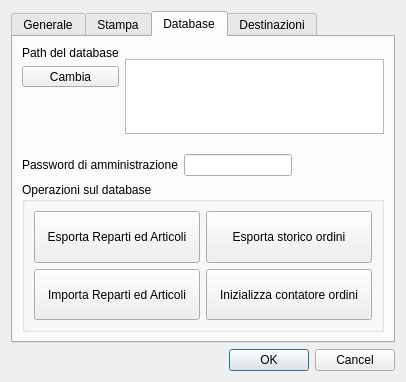
Qt form src/configurazionedlg.ui (mtonin/gestcassa) before a commit.
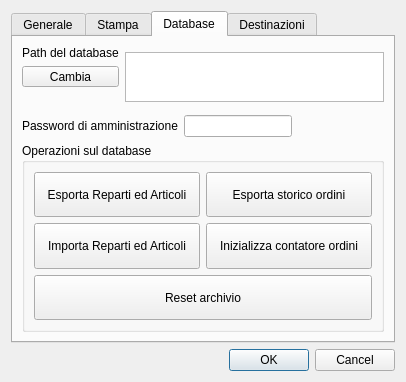
The same form after that commit. Icons and pictures are not drawn. Custom widgets are drawn as their Qt base class.

```diff
--- a/src/configurazionedlg.ui
+++ b/src/configurazionedlg.ui
@@ -7,7 +7,7 @@
     <x>0</x>
     <y>0</y>
     <width>406</width>
-    <height>345</height>
+    <height>344</height>
    </rect>
   </property>
   <property name="windowTitle">
@@ -304,7 +304,7 @@
       <attribute name="title">
        <string>Database</string>
       </attribute>
-      <layout class="QVBoxLayout" name="verticalLayout_8">
+      <layout class="QVBoxLayout" name="verticalLayout_8" stretch="1,1,3">
        <item>
         <layout class="QHBoxLayout" name="horizontalLayout_4">
          <item>
@@ -355,7 +355,7 @@
            <property name="maximumSize">
             <size>
              <width>16777215</width>
-             <height>75</height>
+             <height>50</height>
             </size>
            </property>
            <property name="readOnly">
@@ -404,15 +404,9 @@
          <property name="sizePolicy">
           <sizepolicy hsizetype="Preferred" vsizetype="Expanding">
            <horstretch>0</horstretch>
-           <verstretch>1</verstretch>
+           <verstretch>0</verstretch>
           </sizepolicy>
          </property>
-         <property name="maximumSize">
-          <size>
-           <width>16777215</width>
-           <height>150</height>
-          </size>
-         </property>
          <property name="title">
           <string>Operazioni sul database</string>
          </property>
@@ -509,6 +503,29 @@
             </property>
            </widget>
           </item>
+          <item row="2" column="0" colspan="2">
+           <widget class="QPushButton" name="resetDbBtn">
+            <property name="sizePolicy">
+             <sizepolicy hsizetype="Minimum" vsizetype="Expanding">
+              <horstretch>0</horstretch>
+              <verstretch>0</verstretch>
+             </sizepolicy>
+            </property>
+            <property name="text">
+             <string>Reset archivio</string>
+            </property>
+            <property name="icon">
+             <iconset resource="risorse.qrc">
+              <normaloff>:/GestCassa/db_delete</normaloff>:/GestCassa/db_delete</iconset>
+            </property>
+            <property name="iconSize">
+             <size>
+              <width>32</width>
+              <height>32</height>
+             </size>
+            </property>
+           </widget>
+          </item>
          </layout>
         </widget>
        </item>
```
